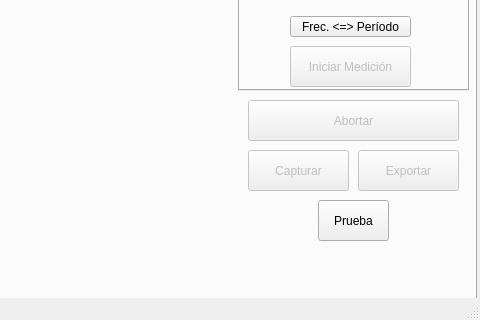
Above: qt/mainwindow.ui from potenciostato/potenciostato before the change; both pictures show x 544 to 1024 and y 305 to 625 of the 1024 by 625 pixel window. Below: the same form after it.
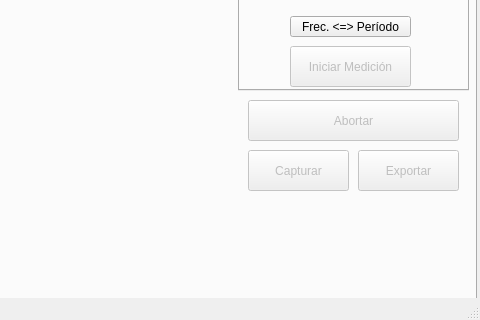
That is the form after the change. Custom widgets are drawn as their Qt base class.

Commit message: agregar abrirMedicion en csv y graficar

What changed in the file:
```diff
--- a/qt/mainwindow.ui
+++ b/qt/mainwindow.ui
@@ -656,24 +656,6 @@
        <string>Iniciar Conexión USB</string>
       </property>
      </widget>
-     <widget class="QPushButton" name="pushButton">
-      <property name="geometry">
-       <rect>
-        <x>850</x>
-        <y>460</y>
-        <width>71</width>
-        <height>41</height>
-       </rect>
-      </property>
-      <property name="font">
-       <font>
-        <pointsize>9</pointsize>
-       </font>
-      </property>
-      <property name="text">
-       <string>Prueba</string>
-      </property>
-     </widget>
      <widget class="QPushButton" name="Desconectar_Bt">
       <property name="enabled">
        <bool>false</bool>
```
Left out of the diff: 10 changed lines with no effect on the pictures. The commit also changes 2 other files.
